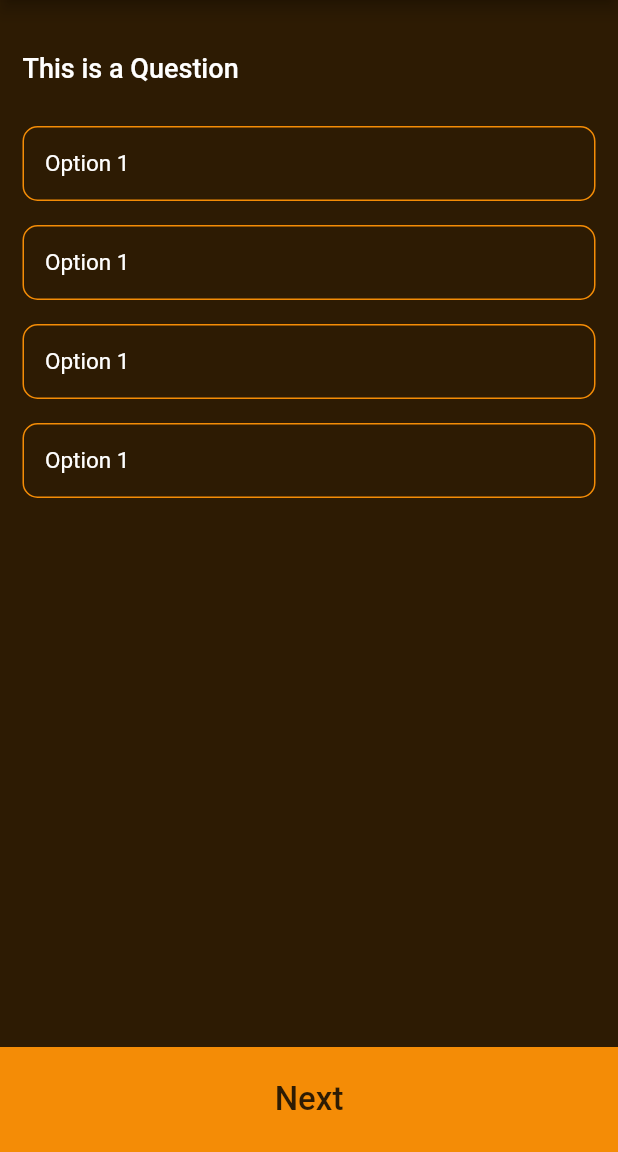
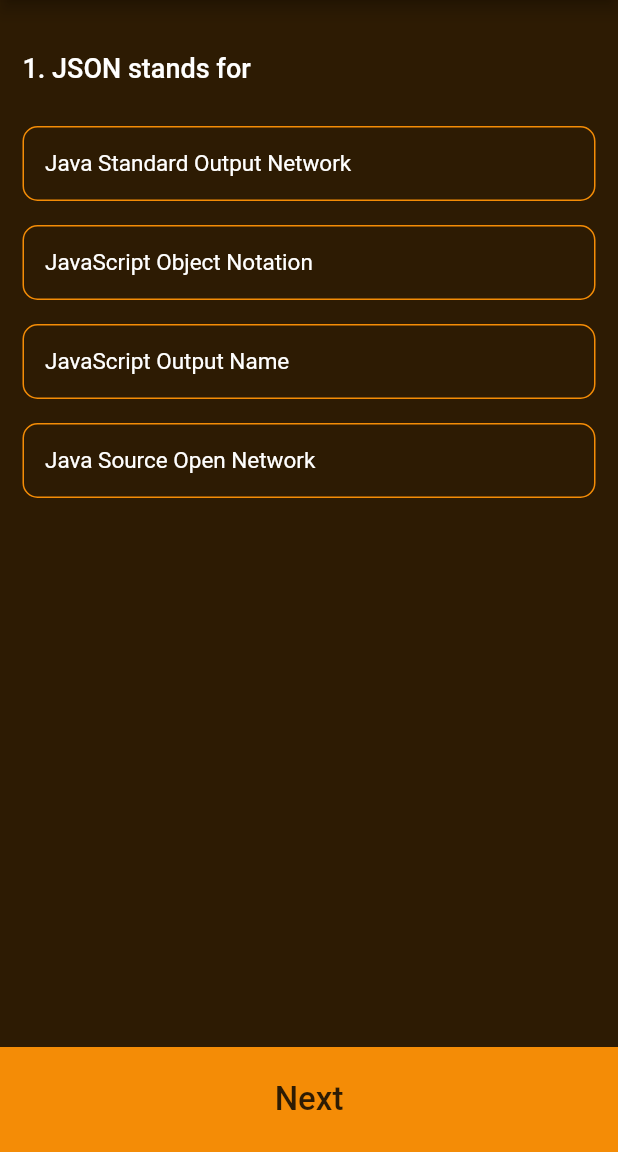
Before and after one commit to safadtm/Quiz-app-flutter, a Flutter app: the PlayQuizScreen screen opened directly, after a tap on "Next", on a phone screen of 412 x 824 dp, the part 84-1236 px from its top. Run offline on Flutter 3.47's test engine with Material 2 defaults, Android fonts, the phone set to English and light mode, and no system bars.

Commit message:
Question and answers added

```diff
--- a/lib/const.dart
+++ b/lib/const.dart
@@ -1,4 +1,108 @@
 import 'package:flutter/material.dart';
+import 'package:quiz_app/quiz_question_model.dart';
 
 const backgroundColor = Color.fromRGBO(45, 27, 3, 1);
 const foregroundColor = Color.fromRGBO(244, 140, 6, 1);
+
+List<QuizQuestionModel> quizQuestions = [
+  QuizQuestionModel(
+    question: "1. JSON stands for",
+    correctAnswer: "JavaScript Object Notation",
+    options: [
+      "Java Standard Output Network",
+      "JavaScript Object Notation",
+      "JavaScript Output Name",
+      "Java Source Open Network",
+    ],
+  ),
+  QuizQuestionModel(
+    question: "2. Which of the following is not a type in JSON?",
+    correctAnswer: "Date",
+    options: [
+      "Date",
+      "Object",
+      "Array",
+      "String",
+    ],
+  ),
+  QuizQuestionModel(
+    question: "3. Who is the Father of JSON",
+    correctAnswer: "Douglas Crockford",
+    options: [
+      "Douglas Crockford",
+      "Rasmus Lerdof",
+      "Douglas Michel",
+      "Dennis Ritchie",
+    ],
+  ),
+  QuizQuestionModel(
+    question: "4. Can you use a double quote inside a JSON",
+    correctAnswer: "Yes,if it is escaped like (\")",
+    options: [
+      "No,you should use single quotes",
+      "Yes,if you use the ascii code",
+      "Yes,if it is escaped like (\")",
+      "Yes,you can use it without any special treatment",
+    ],
+  ),
+  QuizQuestionModel(
+    question: "5.What are two main structures compose JSON?",
+    correctAnswer: "Keys and values",
+    options: [
+      "Arrays and Objects",
+      "Keys and values",
+      "Class and Objects",
+      "None of the above",
+    ],
+  ),
+  QuizQuestionModel(
+    question: "6. How do JSON provide internationalization ",
+    correctAnswer: "Using Unicode",
+    options: [
+      "Using Unicode",
+      "Using keys",
+      "Using datatype",
+      "Using lang",
+    ],
+  ),
+  QuizQuestionModel(
+    question: "7. JSON strings have used in ",
+    correctAnswer: "Double quote",
+    options: [
+      "Double quote",
+      "Single quote",
+      "Both 1&2",
+      "None of these",
+    ],
+  ),
+  QuizQuestionModel(
+    question: "8. What is the common usage of JSON on modern websites?",
+    correctAnswer: "To send and recieve bits of data",
+    options: [
+      "To store the information remotely",
+      "To store the information locally",
+      "To send and recieve bits of data",
+      "All of the above",
+    ],
+  ),
+  QuizQuestionModel(
+    question: "9. JSON elements are separeted by the -",
+    correctAnswer: "comma",
+    options: [
+      "line break",
+      "semi-colon",
+      "comma",
+      "white space",
+    ],
+  ),
+  QuizQuestionModel(
+    question: "10. JSONP stands for -",
+    correctAnswer: "JSON with Padding",
+    options: [
+      "JSON Parsing",
+      "JSON Procedures",
+      "JSON Programming",
+      "JSON with Padding",
+    ],
+  ),
+];
--- a/lib/play_quiz_screen.dart
+++ b/lib/play_quiz_screen.dart
@@ -1,5 +1,6 @@
 import 'package:flutter/material.dart';
 import 'package:quiz_app/const.dart';
+import 'package:quiz_app/quiz_question_model.dart';
 
 class PlayQuizScreen extends StatefulWidget {
   const PlayQuizScreen({super.key});
@@ -9,6 +10,11 @@ class PlayQuizScreen extends StatefulWidget {
 }
 
 class _PlayQuizScreenState extends State<PlayQuizScreen> {
+  final PageController pageController = PageController();
+  bool isAnswerLocked = false;
+  int currentIndex = 0, correctAnswers = 0, wrongAnswers = 0;
+  String correctAnswer = "", selectectedAnswer = "";
+
   @override
   Widget build(BuildContext context) {
     return Scaffold(
@@ -25,18 +31,22 @@ class _PlayQuizScreenState extends State<PlayQuizScreen> {
         ),
       ),
       body: PageView.builder(
-        itemCount: 10,
+        controller: pageController,
+        physics: const NeverScrollableScrollPhysics(),
+        itemCount: quizQuestions.length,
         itemBuilder: (context, index) {
+          QuizQuestionModel model = quizQuestions[index];
+
           return Padding(
             padding: const EdgeInsets.all(15.0),
             child: Column(
               children: [
                 const SizedBox(height: 20),
-                const Align(
+                Align(
                   alignment: Alignment.centerLeft,
                   child: Text(
-                    "This is a Question",
-                    style: TextStyle(
+                    model.question,
+                    style: const TextStyle(
                       color: Colors.white,
                       fontSize: 18,
                       fontWeight: FontWeight.w500,
@@ -46,11 +56,17 @@ class _PlayQuizScreenState extends State<PlayQuizScreen> {
                 const SizedBox(height: 20),
                 Column(
                   children: List.generate(
-                    4,
+                    model.options.length,
                     (index) => Padding(
                       padding: const EdgeInsets.symmetric(vertical: 8),
                       child: InkWell(
-                        onTap: () {},
+                        onTap: () {
+                          setState(() {
+                            isAnswerLocked = true;
+                            selectectedAnswer = model.options[index];
+                            correctAnswer = model.correctAnswer;
+                          });
+                        },
                         child: Container(
                           height: 50,
                           width: double.infinity,
@@ -59,12 +75,15 @@ class _PlayQuizScreenState extends State<PlayQuizScreen> {
                               color: foregroundColor,
                             ),
                             borderRadius: BorderRadius.circular(10),
+                            color: selectectedAnswer == model.options[index]
+                                ? foregroundColor
+                                : backgroundColor,
                           ),
                           alignment: Alignment.centerLeft,
-                          padding: EdgeInsets.all(14),
+                          padding: const EdgeInsets.all(14),
                           child: Text(
-                            "Option 1",
-                            style: TextStyle(
+                            model.options[index],
+                            style: const TextStyle(
                               color: Colors.white,
                               fontSize: 15,
                             ),
@@ -80,7 +99,21 @@ class _PlayQuizScreenState extends State<PlayQuizScreen> {
         },
       ),
       bottomNavigationBar: InkWell(
-        onTap: () {},
+        onTap: () {
+          if (isAnswerLocked) {
+            if (selectectedAnswer == correctAnswer) {
+              correctAnswers++;
+            } else {
+              wrongAnswers++;
+            }
+
+            currentIndex++;
+
+            if (currentIndex != quizQuestions.length) {
+              pageController.jumpToPage(currentIndex);
+            } else {}
+          } else {}
+        },
         child: Container(
           height: 70,
           color: foregroundColor,
--- /dev/null
+++ b/lib/quiz_question_model.dart
@@ -0,0 +1,11 @@
+// ignore_for_file: public_member_api_docs, sort_constructors_first
+class QuizQuestionModel {
+  final String question;
+  final String correctAnswer;
+  final List<String> options;
+  QuizQuestionModel({
+    required this.question,
+    required this.correctAnswer,
+    required this.options,
+  });
+}
```
